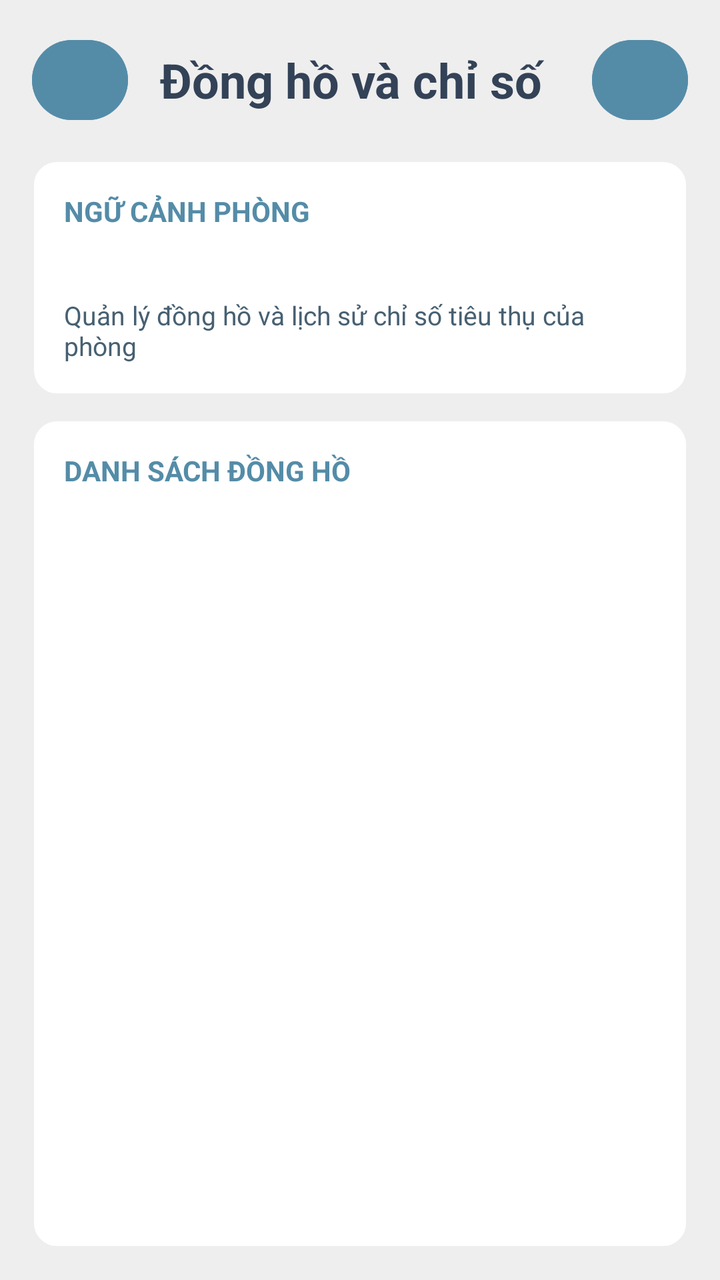
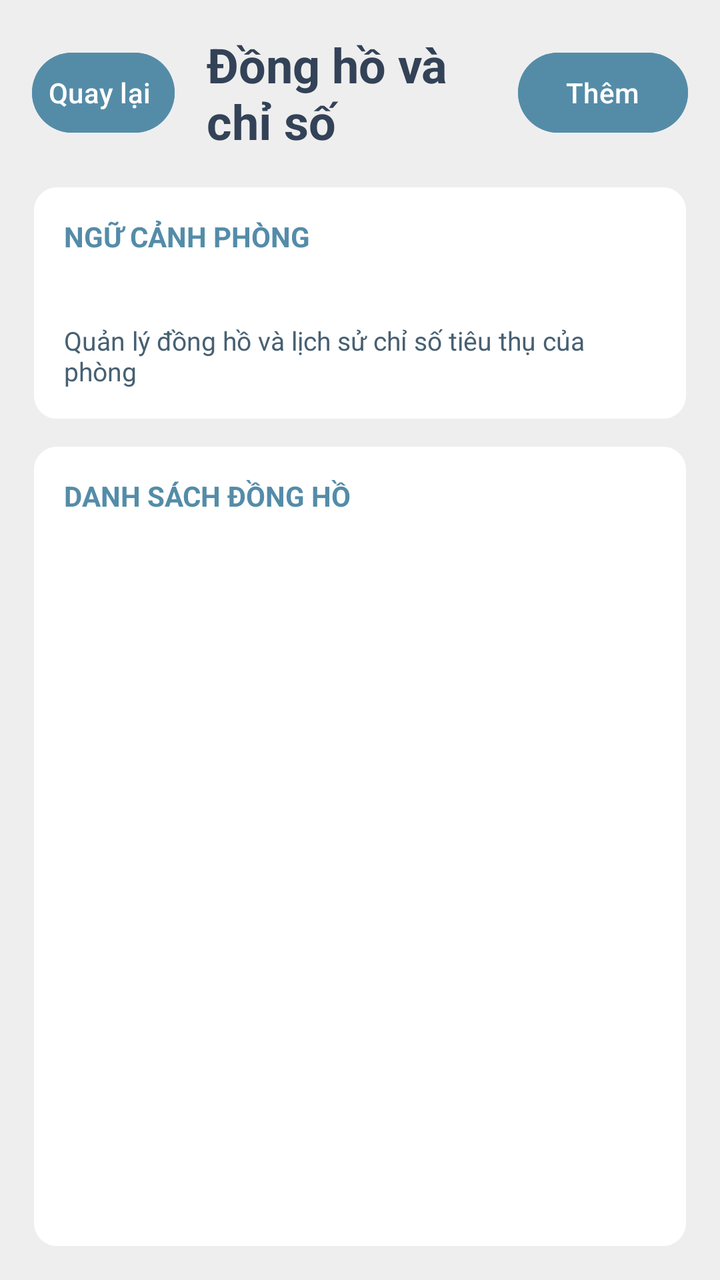

Two renders of the same Android screen: before a commit and after it. Below are the layout's source before the change and the commit's diff.
<!-- AndroidManifest.xml: application theme Theme.Rentaly_Management -->
<!-- res/layout/fragment_meter.xml -->
<?xml version="1.0" encoding="utf-8"?>
<LinearLayout xmlns:android="http://schemas.android.com/apk/res/android" android:layout_width="match_parent" android:layout_height="match_parent" android:orientation="vertical" android:background="@color/background" android:padding="16dp">
    <LinearLayout android:layout_width="match_parent" android:layout_height="wrap_content" android:gravity="center_vertical">
        <Button android:id="@+id/meter_back" android:layout_width="48dp" android:layout_height="48dp" android:backgroundTint="@color/primary" android:contentDescription="Quay lại" android:drawableStart="@drawable/back_icon" android:gravity="center" android:minWidth="0dp" android:minHeight="0dp" android:padding="8dp" android:stateListAnimator="@null" android:text="" />
        <TextView android:layout_width="0dp" android:layout_height="wrap_content" android:layout_weight="1" android:layout_marginStart="16dp" android:text="Đồng hồ và chỉ số" android:textColor="@color/dark_navy" android:textSize="24sp" android:textStyle="bold" />
        <Button android:id="@+id/meter_add" android:layout_width="48dp" android:layout_height="48dp" android:backgroundTint="@color/primary" android:contentDescription="Thêm đồng hồ" android:minWidth="0dp" android:minHeight="0dp" android:text="+" android:textColor="@color/white" android:textSize="20sp" />
    </LinearLayout>
    <LinearLayout android:layout_width="match_parent" android:layout_height="wrap_content" android:layout_marginTop="16dp" android:background="@drawable/user_detail_card" android:orientation="vertical" android:padding="16dp">
        <TextView android:layout_width="match_parent" android:layout_height="wrap_content" android:text="NGỮ CẢNH PHÒNG" android:textColor="@color/primary" android:textSize="14sp" android:textStyle="bold" />
        <TextView android:id="@+id/meter_room" android:layout_width="match_parent" android:layout_height="wrap_content" android:layout_marginTop="8dp" android:textColor="@color/dark_navy" android:textSize="16sp" />
        <TextView android:layout_width="match_parent" android:layout_height="wrap_content" android:layout_marginTop="4dp" android:text="Quản lý đồng hồ và lịch sử chỉ số tiêu thụ của phòng" android:textColor="@color/secondary" android:textSize="13sp" />
    </LinearLayout>
    <LinearLayout android:layout_width="match_parent" android:layout_height="0dp" android:layout_weight="1" android:layout_marginTop="12dp" android:background="@drawable/user_detail_card" android:orientation="vertical" android:padding="16dp">
        <TextView android:layout_width="match_parent" android:layout_height="wrap_content" android:text="DANH SÁCH ĐỒNG HỒ" android:textColor="@color/primary" android:textSize="14sp" android:textStyle="bold" />
        <ProgressBar android:id="@+id/meter_loading" android:layout_width="wrap_content" android:layout_height="wrap_content" android:layout_gravity="center" android:layout_marginTop="16dp" android:visibility="gone" />
        <TextView android:id="@+id/meter_empty" android:layout_width="match_parent" android:layout_height="wrap_content" android:layout_marginTop="24dp" android:gravity="center" android:textColor="@color/secondary" android:textSize="14sp" android:visibility="gone" />
        <ListView android:id="@+id/meter_list" android:layout_width="match_parent" android:layout_height="0dp" android:layout_weight="1" android:layout_marginTop="12dp" android:divider="@color/background" android:dividerHeight="8dp" android:footerDividersEnabled="false" android:headerDividersEnabled="false" />
    </LinearLayout>
</LinearLayout>
<!-- resources referenced by this layout -->
<resources>
  <color name="background">#EEEEEE</color>
  <color name="dark_navy">#334257</color>
  <color name="primary">#548CA8</color>
  <color name="secondary">#476072</color>
  <color name="white">#FFFFFFFF</color>
  <!-- drawable back_icon (drawable) -->
  <vector xmlns:android="http://schemas.android.com/apk/res/android"
      android:width="24dp"
      android:height="24dp"
      android:viewportWidth="960"
      android:viewportHeight="960">
    <path
        android:pathData="m313,520 l224,224 -57,56 -320,-320 320,-320 57,56 -224,224h487v80L313,520Z"
        android:fillColor="#EEEEEE"/>
  </vector>
  <!-- drawable user_detail_card (drawable) -->
  <?xml version="1.0" encoding="utf-8"?>
  <shape xmlns:android="http://schemas.android.com/apk/res/android" android:shape="rectangle">
      <solid android:color="@color/white" />
      <corners android:radius="12dp" />
      <stroke android:width="1dp" android:color="@color/background" />
  </shape>
  <style name="Theme.Rentaly_Management" parent="Base.Theme.Rentaly_Management" />
  <style name="Base.Theme.Rentaly_Management" parent="Theme.Material3.DayNight.NoActionBar">
          
          
      </style>
</resources>

<!-- the commit's change to res/layout/fragment_meter.xml (unified diff, before → after) -->
@@ -1,9 +1,9 @@
 <?xml version="1.0" encoding="utf-8"?>
 <LinearLayout xmlns:android="http://schemas.android.com/apk/res/android" android:layout_width="match_parent" android:layout_height="match_parent" android:orientation="vertical" android:background="@color/background" android:padding="16dp">
     <LinearLayout android:layout_width="match_parent" android:layout_height="wrap_content" android:gravity="center_vertical">
-        <Button android:id="@+id/meter_back" android:layout_width="48dp" android:layout_height="48dp" android:backgroundTint="@color/primary" android:contentDescription="Quay lại" android:drawableStart="@drawable/back_icon" android:gravity="center" android:minWidth="0dp" android:minHeight="0dp" android:padding="8dp" android:stateListAnimator="@null" android:text="" />
+        <Button android:id="@+id/meter_back" android:layout_width="wrap_content" android:layout_height="48dp" android:backgroundTint="@color/primary" android:contentDescription="Quay lại" android:drawableStart="@drawable/back_icon" android:gravity="center" android:minWidth="48dp" android:minHeight="48dp" android:paddingStart="8dp" android:paddingEnd="12dp" android:stateListAnimator="@null" android:text="Quay lại" />
         <TextView android:layout_width="0dp" android:layout_height="wrap_content" android:layout_weight="1" android:layout_marginStart="16dp" android:text="Đồng hồ và chỉ số" android:textColor="@color/dark_navy" android:textSize="24sp" android:textStyle="bold" />
-        <Button android:id="@+id/meter_add" android:layout_width="48dp" android:layout_height="48dp" android:backgroundTint="@color/primary" android:contentDescription="Thêm đồng hồ" android:minWidth="0dp" android:minHeight="0dp" android:text="+" android:textColor="@color/white" android:textSize="20sp" />
+        <Button android:id="@+id/meter_add" android:layout_width="wrap_content" android:layout_height="48dp" android:backgroundTint="@color/primary" android:contentDescription="Thêm đồng hồ" android:minWidth="48dp" android:minHeight="48dp" android:text="Thêm" android:textColor="@color/white" />
     </LinearLayout>
     <LinearLayout android:layout_width="match_parent" android:layout_height="wrap_content" android:layout_marginTop="16dp" android:background="@drawable/user_detail_card" android:orientation="vertical" android:padding="16dp">
         <TextView android:layout_width="match_parent" android:layout_height="wrap_content" android:text="NGỮ CẢNH PHÒNG" android:textColor="@color/primary" android:textSize="14sp" android:textStyle="bold" />
